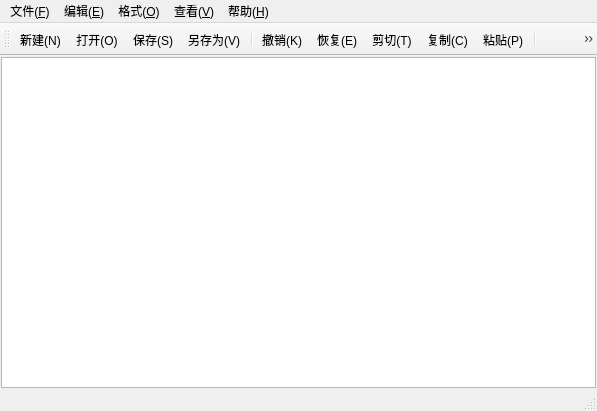
Before: the Qt Designer form mainwindow.ui in alac19/QtCourse, drawn with Qt 5.
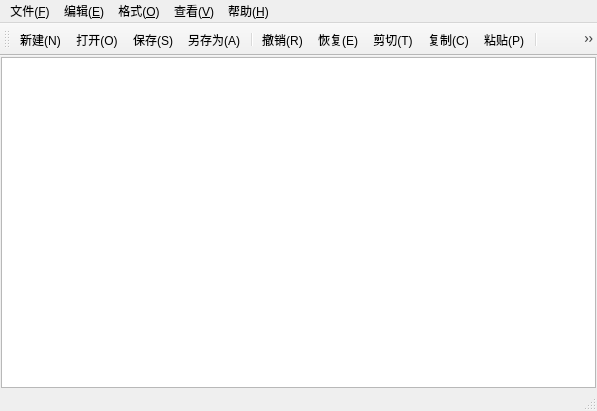
After: the same form once the commit is applied. Icons and pictures are not drawn.

Commit message: modify mainwindow's windowtitle

```diff
--- a/mainwindow.ui
+++ b/mainwindow.ui
@@ -189,7 +189,7 @@
      <normaloff>:/node_modules/remixicon/icons_png/Document/file-edit-line.png</normaloff>:/node_modules/remixicon/icons_png/Document/file-edit-line.png</iconset>
    </property>
    <property name="text">
-    <string>另存为(&amp;V)</string>
+    <string>另存为(&amp;A)</string>
    </property>
    <property name="toolTip">
     <string>将文件重新保存</string>
@@ -225,7 +225,7 @@
      <normaloff>:/node_modules/remixicon/icons_png/Arrows/arrow-go-back-line.png</normaloff>:/node_modules/remixicon/icons_png/Arrows/arrow-go-back-line.png</iconset>
    </property>
    <property name="text">
-    <string>撤销(&amp;K)</string>
+    <string>撤销(&amp;R)</string>
    </property>
    <property name="toolTip">
     <string>撤销</string>
@@ -423,7 +423,7 @@
      <normaloff>:/node_modules/remixicon/icons_png/Editor/font-color.png</normaloff>:/node_modules/remixicon/icons_png/Editor/font-color.png</iconset>
    </property>
    <property name="text">
-    <string>字体颜色(R)</string>
+    <string>字体颜色(C)</string>
    </property>
    <property name="toolTip">
     <string>字体颜色</string>
```
Left out of the diff: 36 changed lines with no effect on the pictures.
